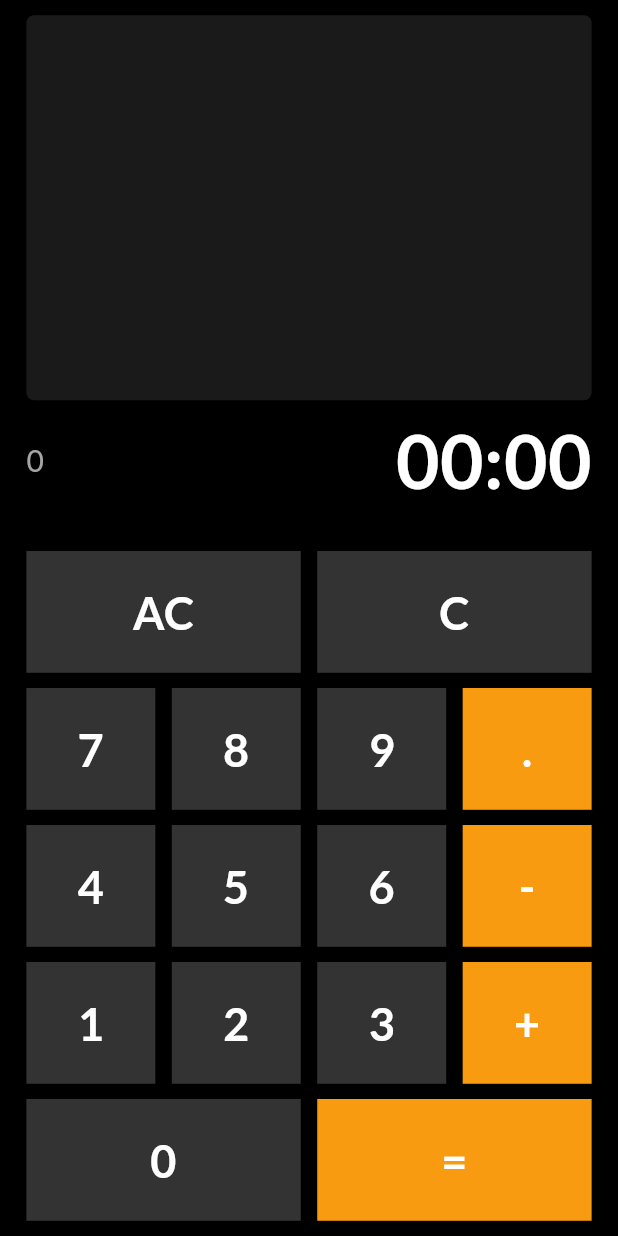
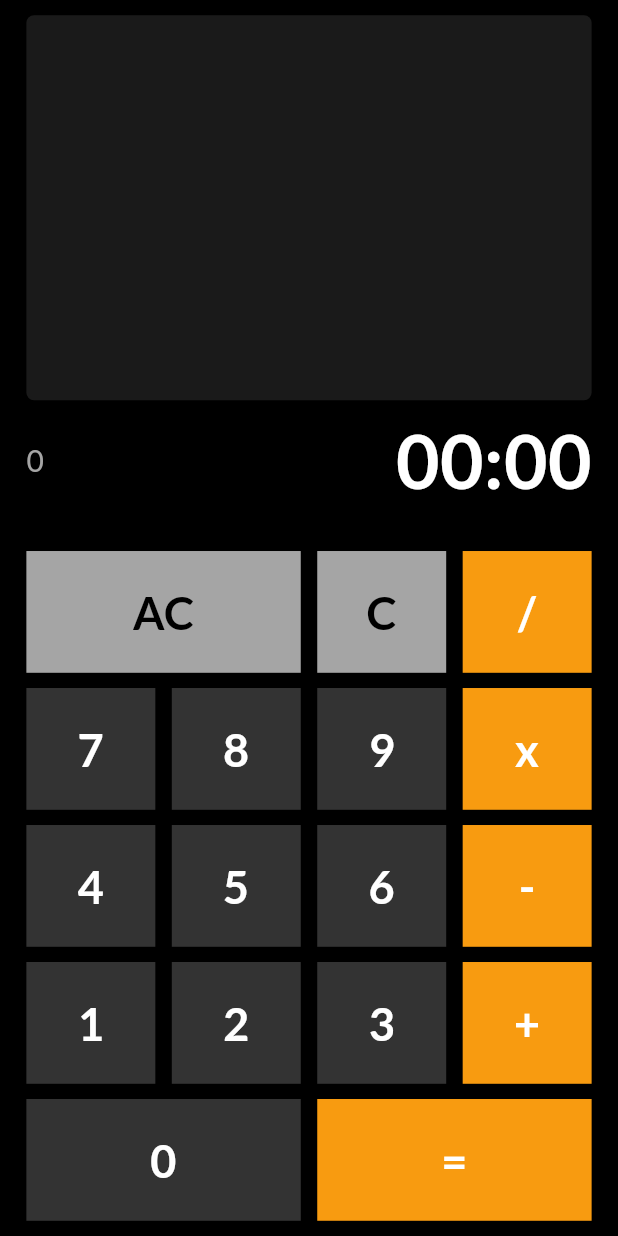
Before and after one commit to RaahilShaikh/time_calculator, a Flutter app: the screen it shows after launch, on a phone screen of 412 x 824 dp. Run offline on Flutter 3.47's test engine with Material 3 defaults, Android fonts, the phone set to English and light mode, and no system bars; our stand-ins replace flutter_screenutil, get, google_fonts.

Commit message:
Refactored the design

```diff
--- a/lib/utils/constants/string_constants.dart
+++ b/lib/utils/constants/string_constants.dart
@@ -14,5 +14,7 @@ class StringConstants {
   static const String lbl9 = '9';
   static const String lblPlus = '+';
   static const String lblMinus = '-';
+  static const String lblMultiplication = 'x';
+  static const String lblDivision = '/';
   static const String lblEqualTo = '=';
 }
--- a/lib/view/calculator_screen.dart
+++ b/lib/view/calculator_screen.dart
@@ -64,16 +64,36 @@ class CalculatorScreen extends StatelessWidget {
                         Expanded(
                           child: CustomButton(
                             title: StringConstants.lblAC,
+                            color: ColorConstant.lightGreyColor,
+                            textColor: ColorConstant.blackColor,
                             onTap: () => controller.allClear(),
                           ),
                         ),
                         CustomSpacer.horizontalSpace(10),
 
-                        /// lbl c
                         Expanded(
-                          child: CustomButton(
-                            title: StringConstants.lblC,
-                            onTap: () => controller.clear(),
+                          child: Row(
+                            children: [
+                              /// lbl c
+                              Expanded(
+                                child: CustomButton(
+                                  title: StringConstants.lblC,
+                                  color: ColorConstant.lightGreyColor,
+                                  textColor: ColorConstant.blackColor,
+                                  onTap: () => controller.clear(),
+                                ),
+                              ),
+                              CustomSpacer.horizontalSpace(10),
+
+                              /// lbl division
+                              Expanded(
+                                child: CustomButton(
+                                  title: StringConstants.lblDivision,
+                                  color: ColorConstant.primaryColor,
+                                  onTap: () => controller.setOperator(StringConstants.lblDivision),
+                                ),
+                              ),
+                            ],
                           ),
                         ),
                       ],
@@ -110,12 +130,12 @@ class CalculatorScreen extends StatelessWidget {
                         ),
                         CustomSpacer.horizontalSpace(10),
 
-                        /// lbl .
+                        /// lbl multiplication
                         Expanded(
                           child: CustomButton(
-                            title: '.',
+                            title: StringConstants.lblMultiplication,
                             color: ColorConstant.primaryColor,
-                            onTap: () {},
+                            onTap: () => controller.setOperator(StringConstants.lblMultiplication),
                           ),
                         ),
                       ],
```
Also changed, not shown: 1 other file.
